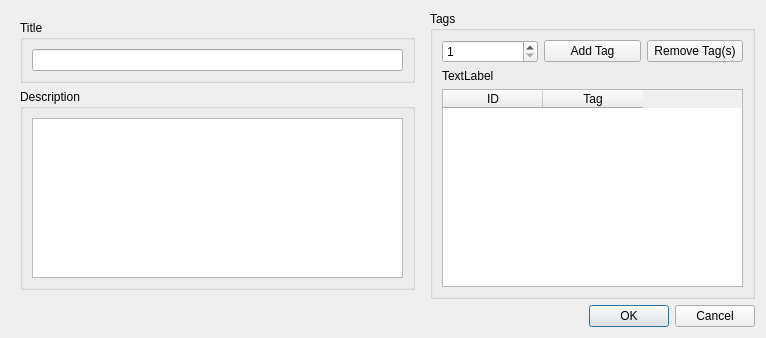
j-kallwies/IKnow, file iknow/ui/newKnowledgeDialog.ui: the form before one commit.
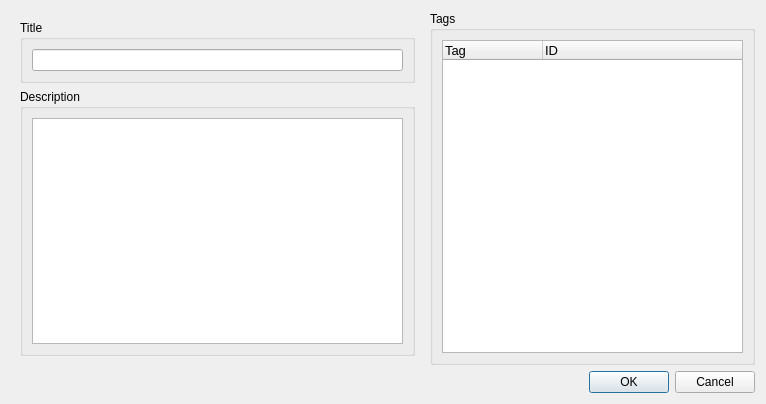
The form after the commit.

Commit message: Implement Tag-Tree for newKnowledge-Dialog

Patch:
```diff
--- a/iknow/ui/newKnowledgeDialog.ui
+++ b/iknow/ui/newKnowledgeDialog.ui
@@ -7,7 +7,7 @@
     <x>0</x>
     <y>0</y>
     <width>766</width>
-    <height>338</height>
+    <height>404</height>
    </rect>
   </property>
   <property name="windowTitle">
@@ -111,65 +111,36 @@
         <property name="title">
          <string>Tags</string>
         </property>
-        <layout class="QGridLayout" name="gridLayout">
-         <item row="0" column="1">
-          <widget class="QPushButton" name="addTagButton">
-           <property name="text">
-            <string>Add Tag</string>
+        <layout class="QHBoxLayout" name="horizontalLayout_2">
+         <item>
+          <widget class="QTreeWidget" name="tagTreeWidget">
+           <property name="sizePolicy">
+            <sizepolicy hsizetype="Expanding" vsizetype="Expanding">
+             <horstretch>0</horstretch>
+             <verstretch>0</verstretch>
+            </sizepolicy>
            </property>
-          </widget>
-         </item>
-         <item row="1" column="0" colspan="3">
-          <widget class="QLabel" name="parentTagLabel">
-           <property name="text">
-            <string>TextLabel</string>
+           <property name="font">
+            <font>
+             <pointsize>10</pointsize>
+            </font>
            </property>
-          </widget>
-         </item>
-         <item row="0" column="2">
-          <widget class="QPushButton" name="removeTagButton">
-           <property name="enabled">
-            <bool>true</bool>
-           </property>
-           <property name="text">
-            <string>Remove Tag(s)</string>
-           </property>
-          </widget>
-         </item>
-         <item row="0" column="0">
-          <widget class="QSpinBox" name="newTagSpinBox">
-           <property name="minimum">
-            <number>1</number>
-           </property>
-           <property name="maximum">
-            <number>999999999</number>
-           </property>
-          </widget>
-         </item>
-         <item row="2" column="0" colspan="3">
-          <widget class="QTableWidget" name="assignedTagsList">
-           <property name="editTriggers">
-            <set>QAbstractItemView::NoEditTriggers</set>
-           </property>
-           <property name="alternatingRowColors">
-            <bool>true</bool>
-           </property>
-           <property name="selectionMode">
-            <enum>QAbstractItemView::ExtendedSelection</enum>
-           </property>
-           <property name="selectionBehavior">
-            <enum>QAbstractItemView::SelectRows</enum>
-           </property>
-           <column>
-            <property name="text">
-             <string>ID</string>
-            </property>
-           </column>
            <column>
             <property name="text">
              <string>Tag</string>
             </property>
            </column>
+           <column>
+            <property name="text">
+             <string>ID</string>
+            </property>
+            <property name="font">
+             <font>
+              <weight>50</weight>
+              <bold>false</bold>
+             </font>
+            </property>
+           </column>
           </widget>
          </item>
         </layout>
```
The commit also changes 4 other files.
